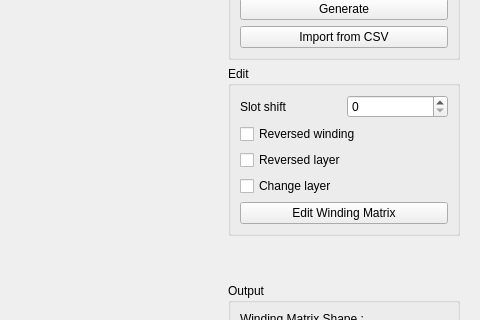
The window that pyleecan/GUI/Dialog/DMachineSetup/SWinding/SWinding.ui (Eomys/pyleecan) describes before a commit, drawn with Qt 5; both pictures show x 678 to 1158 and y 264 to 584 of the 1158 by 758 pixel window.
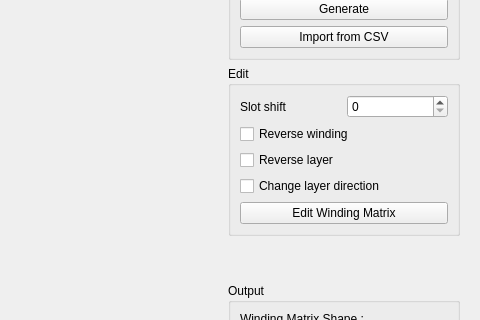
The same window after the commit. Icons and pictures are not drawn. Custom widgets are drawn as their Qt base class.

Commit message: [CC] GUI text update

What changed in the file:
```diff
--- a/pyleecan/GUI/Dialog/DMachineSetup/SWinding/SWinding.ui
+++ b/pyleecan/GUI/Dialog/DMachineSetup/SWinding/SWinding.ui
@@ -217,21 +217,21 @@
            <item>
             <widget class="QCheckBox" name="is_reverse">
              <property name="text">
-              <string>Reversed winding</string>
+              <string>Reverse winding</string>
              </property>
             </widget>
            </item>
            <item>
             <widget class="QCheckBox" name="is_reverse_layer">
              <property name="text">
-              <string>Reversed layer</string>
+              <string>Reverse layer</string>
              </property>
             </widget>
            </item>
            <item>
             <widget class="QCheckBox" name="is_change_layer">
              <property name="text">
-              <string>Change layer</string>
+              <string>Change layer direction</string>
              </property>
             </widget>
            </item>
```
Left out of the diff: 3 changed lines with no effect on the pictures. The commit also changes 7 other files.
